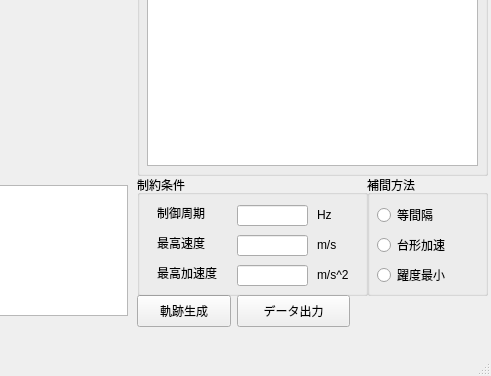
Above: trajectory_generator.ui from surpace0924/trajectory_generator before the change; both pictures show x 453 to 944 and y 185 to 561 of the 944 by 561 pixel window. Below: the same form after it.
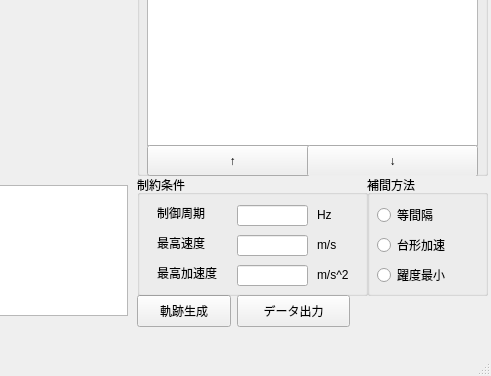
That is the form after the change.

What changed in the file:
```diff
--- a/trajectory_generator.ui
+++ b/trajectory_generator.ui
@@ -68,13 +68,39 @@
        <x>10</x>
        <y>20</y>
        <width>331</width>
-       <height>331</height>
+       <height>311</height>
       </rect>
      </property>
      <attribute name="horizontalHeaderDefaultSectionSize">
       <number>70</number>
      </attribute>
     </widget>
+    <widget class="QPushButton" name="pushButton_3">
+     <property name="geometry">
+      <rect>
+       <x>10</x>
+       <y>330</y>
+       <width>171</width>
+       <height>31</height>
+      </rect>
+     </property>
+     <property name="text">
+      <string>↑</string>
+     </property>
+    </widget>
+    <widget class="QPushButton" name="pushButton_4">
+     <property name="geometry">
+      <rect>
+       <x>170</x>
+       <y>330</y>
+       <width>171</width>
+       <height>32</height>
+      </rect>
+     </property>
+     <property name="text">
+      <string>↓</string>
+     </property>
+    </widget>
    </widget>
    <widget class="QGroupBox" name="groupBox_2">
     <property name="geometry">
```
Left out of the diff: 51 changed lines with no effect on the pictures.
